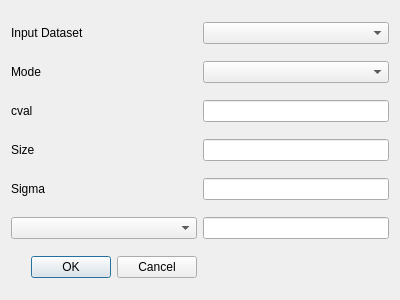
Ehlmann-research-group/WISER, file src/wiser/gui/ui_files/smoothing_filter_dialog.ui: the form before one commit.
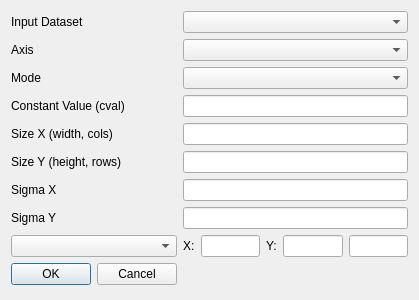
The form after the commit.

Commit message: feat: Updating UI file to correctly handle x and y radius

```diff
--- a/src/wiser/gui/ui_files/smoothing_filter_dialog.ui
+++ b/src/wiser/gui/ui_files/smoothing_filter_dialog.ui
@@ -6,7 +6,7 @@
    <rect>
     <x>0</x>
     <y>0</y>
-    <width>400</width>
+    <width>419</width>
     <height>300</height>
    </rect>
   </property>
@@ -14,7 +14,7 @@
    <string>Smoothing Filter</string>
   </property>
   <layout class="QGridLayout" name="gridLayout">
-   <item row="6" column="0">
+   <item row="10" column="0">
     <widget class="QDialogButtonBox" name="buttonBox">
      <property name="orientation">
       <enum>Qt::Horizontal</enum>
@@ -24,38 +24,32 @@
      </property>
     </widget>
    </item>
-   <item row="3" column="0">
-    <widget class="QLabel" name="lbl_size">
+   <item row="0" column="1">
+    <widget class="QComboBox" name="cbox_dataset"/>
+   </item>
+   <item row="4" column="0">
+    <widget class="QLabel" name="lbl_size_x">
      <property name="text">
-      <string>Size</string>
+      <string>Size X (width, cols)</string>
      </property>
     </widget>
    </item>
    <item row="2" column="0">
-    <widget class="QLabel" name="lbl_cval">
-     <property name="text">
-      <string>cval</string>
-     </property>
-    </widget>
-   </item>
-   <item row="1" column="0">
     <widget class="QLabel" name="lbl_mode">
      <property name="text">
       <string>Mode</string>
      </property>
     </widget>
    </item>
-   <item row="0" column="1">
-    <widget class="QComboBox" name="cbox_dataset"/>
-   </item>
-   <item row="3" column="1">
-    <widget class="QLineEdit" name="ledit_size"/>
-   </item>
    <item row="4" column="1">
-    <widget class="QLineEdit" name="ledit_sigma"/>
+    <widget class="QLineEdit" name="ledit_size_x"/>
    </item>
-   <item row="1" column="1">
-    <widget class="QComboBox" name="cbox_mode"/>
+   <item row="7" column="0">
+    <widget class="QLabel" name="lbl_sigma_y">
+     <property name="text">
+      <string>Sigma Y</string>
+     </property>
+    </widget>
    </item>
    <item row="0" column="0">
     <widget class="QLabel" name="lbl_input_ds">
@@ -64,21 +58,81 @@
      </property>
     </widget>
    </item>
-   <item row="2" column="1">
+   <item row="5" column="1">
+    <widget class="QLineEdit" name="ledit_size_y"/>
+   </item>
+   <item row="3" column="1">
     <widget class="QLineEdit" name="ledit_cval"/>
    </item>
-   <item row="4" column="0">
-    <widget class="QLabel" name="lbl_sigma">
+   <item row="7" column="1">
+    <widget class="QLineEdit" name="ledit_sigma_y"/>
+   </item>
+   <item row="6" column="0">
+    <widget class="QLabel" name="lbl_sigma_x">
      <property name="text">
-      <string>Sigma</string>
+      <string>Sigma X</string>
      </property>
     </widget>
    </item>
+   <item row="1" column="1">
+    <widget class="QComboBox" name="cbox_axis"/>
+   </item>
+   <item row="1" column="0">
+    <widget class="QLabel" name="lbl_axis">
+     <property name="text">
+      <string>Axis</string>
+     </property>
+    </widget>
+   </item>
+   <item row="6" column="1">
+    <widget class="QLineEdit" name="ledit_sigma"/>
+   </item>
+   <item row="2" column="1">
+    <widget class="QComboBox" name="cbox_mode"/>
+   </item>
    <item row="5" column="0">
-    <widget class="QComboBox" name="cbox_radius_truncate"/>
+    <widget class="QLabel" name="lbl_size_y">
+     <property name="text">
+      <string>Size Y (height, rows)</string>
+     </property>
+    </widget>
    </item>
-   <item row="5" column="1">
-    <widget class="QLineEdit" name="ledit_rad_trunc"/>
+   <item row="8" column="1">
+    <layout class="QHBoxLayout" name="horizontalLayout">
+     <item>
+      <widget class="QLabel" name="lbl_rad_x">
+       <property name="text">
+        <string>X:</string>
+       </property>
+      </widget>
+     </item>
+     <item>
+      <widget class="QLineEdit" name="ledit_rad_x"/>
+     </item>
+     <item>
+      <widget class="QLabel" name="lbl_rad_y">
+       <property name="text">
+        <string>Y:</string>
+       </property>
+      </widget>
+     </item>
+     <item>
+      <widget class="QLineEdit" name="ledit_rad_y"/>
+     </item>
+     <item>
+      <widget class="QLineEdit" name="ledit_trunc"/>
+     </item>
+    </layout>
+   </item>
+   <item row="8" column="0">
+    <widget class="QComboBox" name="cbox_rad_trunc"/>
+   </item>
+   <item row="3" column="0">
+    <widget class="QLabel" name="lbl_cval">
+     <property name="text">
+      <string>Constant Value (cval)</string>
+     </property>
+    </widget>
    </item>
   </layout>
  </widget>
```
Left out of the diff: 10 changed lines with no effect on the pictures.
